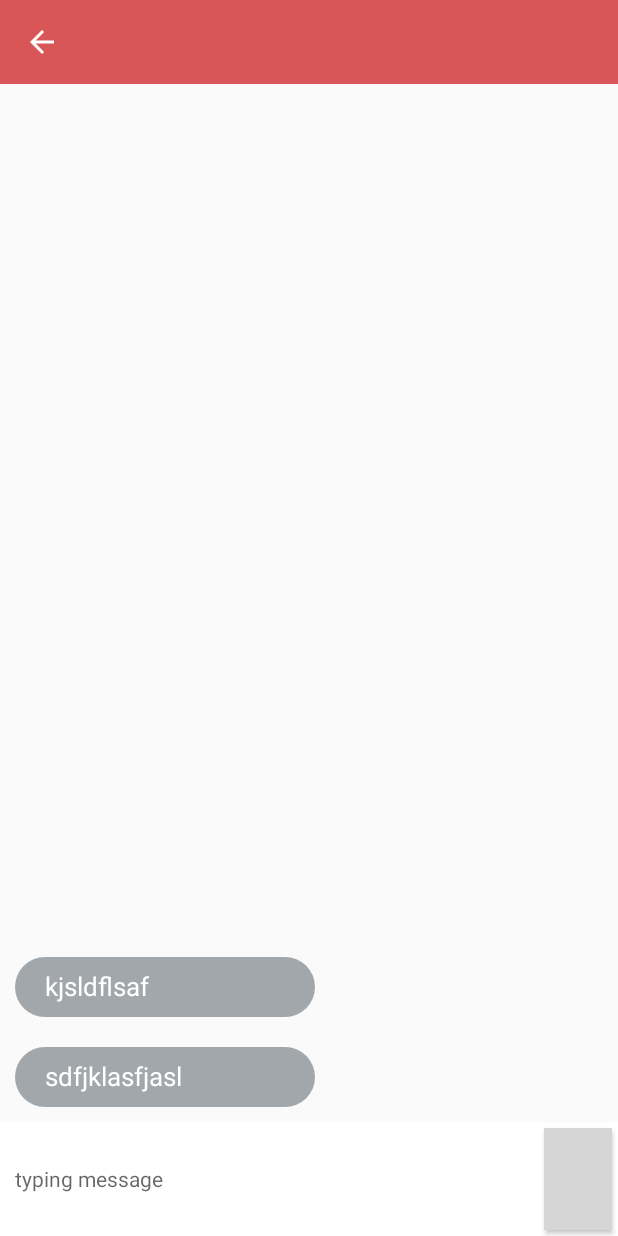
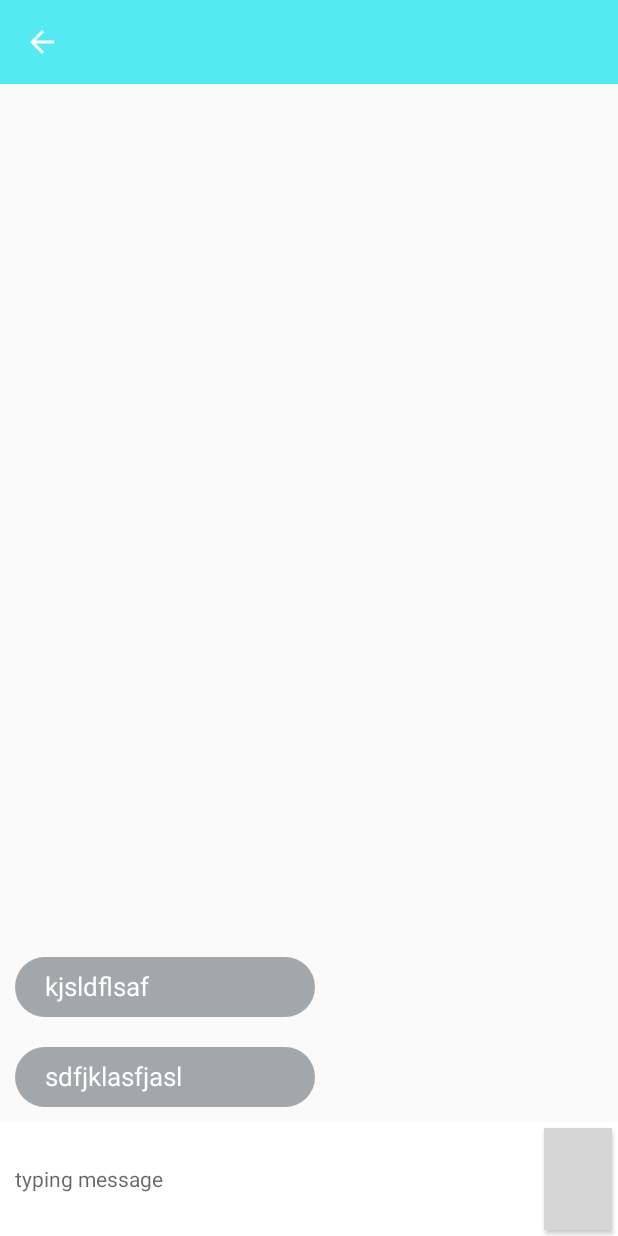
Before and after one commit to DuongTieu/VDM_projects, an Android app: the MessageActivity screen opened directly, with no data from a screen before it, on a phone screen of 412 x 824 dp. Run offline under Robolectric (Android 15) with nearby library versions, the phone set to English and light mode, and no system bars; libraries missing offline, so code that uses them is left out: com.pubnub.api; 4 statements that could not run were skipped; grey boxes are pictures that could not be loaded.

Commit message:
8:44 11/4/2016

```diff
--- a/app/src/main/res/values/colors.xml
+++ b/app/src/main/res/values/colors.xml
@@ -1,6 +1,6 @@
 <?xml version="1.0" encoding="utf-8"?>
 <resources>
-    <color name="colorPrimary">#d95658</color>
+    <color name="colorPrimary">#53ebf1</color>
     <color name="colorPrimaryDark">#009688</color>
     <color name="colorAccent">#FF4081</color>
     <color name="actionBarText">#bffdf8</color>
```
